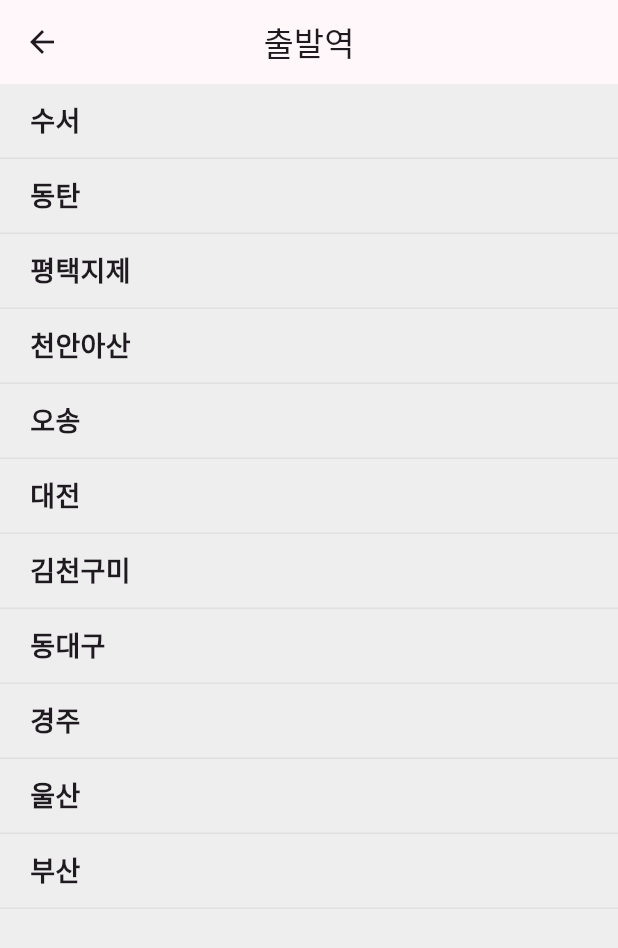
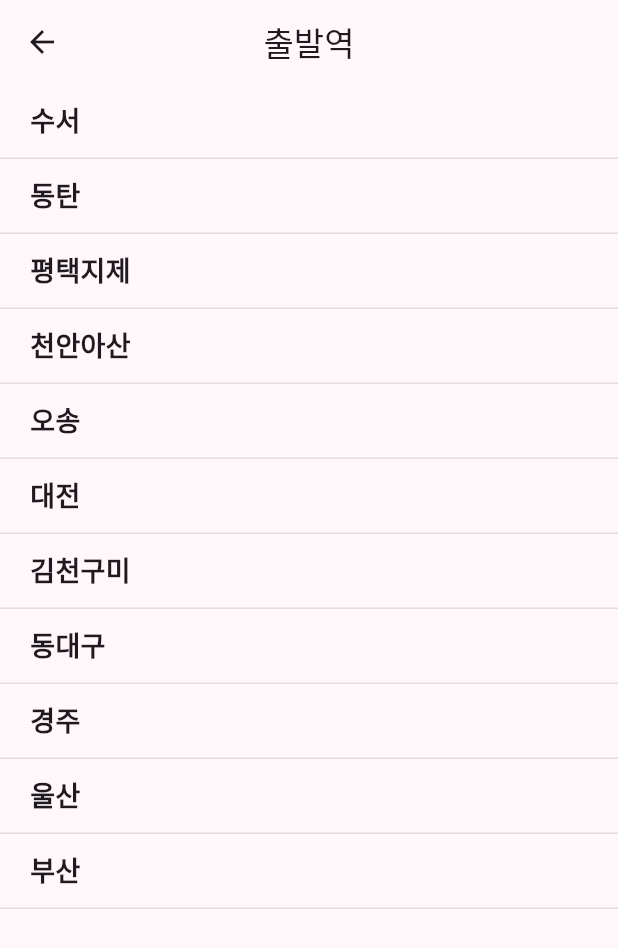
Before and after one commit to LeeHJuu/flutter_train_app, a Flutter app: the screen it shows after launch, after a tap on "출발역", on a phone screen of 412 x 824 dp. Shown: the top 948 px of the screen. Run offline on Flutter 3.47's test engine with Material 3 defaults, Android fonts, the phone set to English and light mode, and no system bars.

Commit message:
Fix: scaffoldBackgroundColor 수정

```diff
--- a/lib/pages/home_page.dart
+++ b/lib/pages/home_page.dart
@@ -35,7 +35,7 @@ class _HomePageState extends State<HomePage> {
           ),
         ],
       ),
-      backgroundColor: Theme.of(context).scaffoldBackgroundColor,
+      backgroundColor: Theme.of(context).hintColor,
       body: Padding(
         padding: const EdgeInsets.symmetric(horizontal: 20),
         child: Column(
--- a/lib/theme.dart
+++ b/lib/theme.dart
@@ -7,7 +7,8 @@ final lightTheme = ThemeData(
   highlightColor: Colors.purple,
   cardColor: Colors.grey[300],
   canvasColor: Colors.white,
-  scaffoldBackgroundColor: Colors.grey[200],
+  // scaffoldBackgroundColor: Colors.grey[200],
+  hintColor: Colors.grey[200],
   elevatedButtonTheme: ElevatedButtonThemeData(
     style: ButtonStyle(
       shape: WidgetStatePropertyAll(
```
